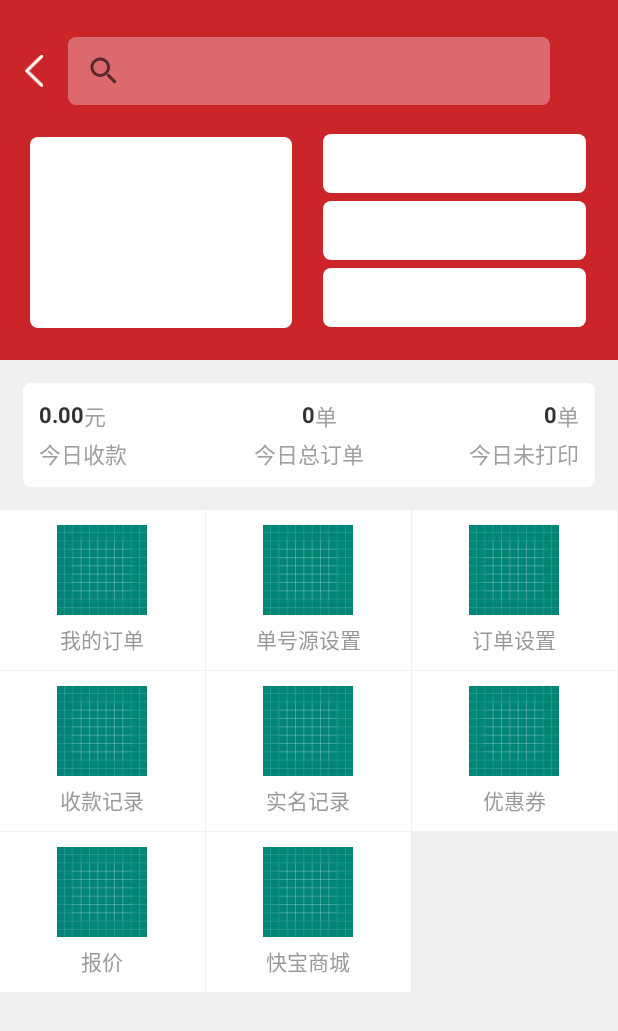
After one commit to liuyihui1234/FastEightPostStation, an Android app: the OrderActivity screen opened directly, with no data from a screen before it, on a phone screen of 412 x 824 dp. The commit adds this screen. Shown: the top 1031 px of the screen. Run offline under Robolectric (Android 15) with nearby library versions, the phone set to English and light mode, and no system bars; our stand-ins replace EventBus.

Commit message:
1订单页面 通知页面

```diff
--- /dev/null
+++ b/app/src/main/java/com/post/station/ui/homepage/OrderActivity.java
@@ -0,0 +1,55 @@
+package com.post.station.ui.homepage;
+
+import androidx.appcompat.app.AppCompatActivity;
+
+import android.os.Bundle;
+import android.widget.GridView;
+import android.widget.SimpleAdapter;
+
+import com.post.station.R;
+import com.post.station.base.BaseActivity;
+
+import java.util.ArrayList;
+import java.util.HashMap;
+import java.util.List;
+import java.util.Map;
+
+public class OrderActivity extends BaseActivity {
+
+    private GridView gview;
+    private List<Map<String, Object>> data_list;
+    private SimpleAdapter sim_adapter;
+    private int[] icon = {R.drawable.ic_launcher_background, R.drawable.ic_launcher_background,
+            R.drawable.ic_launcher_background, R.drawable.ic_launcher_background,R.drawable.ic_launcher_background,
+            R.drawable.ic_launcher_background, R.drawable.ic_launcher_background, R.drawable.ic_launcher_background};
+    private String[] iconName = {"我的订单", "单号源设置", "订单设置", "收款记录", "实名记录", "优惠券", "报价", "快宝商城"};
+    @Override
+    protected void onCreate(Bundle savedInstanceState) {
+        super.onCreate(savedInstanceState);
+        setContentView(R.layout.activity_order);
+        gview = (GridView)findViewById(R.id.gridview1);
+        //新建List
+        data_list = new ArrayList<Map<String, Object>>();
+
+        //获取数据
+        getData();
+        //新建适配器
+        String[] from = {"image", "text"};
+        int[] to = {R.id.image, R.id.text};
+        sim_adapter = new SimpleAdapter(this, data_list, R.layout.item_home_center, from, to);
+        //配置适配器
+        gview.setAdapter(sim_adapter);
+    }
+
+    public List<Map<String, Object>> getData(){
+        //cion和iconName的长度是相同的，这里任选其一都可以
+        for(int i=0;i<icon.length;i++){
+            Map<String, Object> map = new HashMap<String, Object>();
+            map.put("image", icon[i]);
+            map.put("text", iconName[i]);
+            data_list.add(map);
+        }
+
+        return data_list;
+    }
+}
--- /dev/null
+++ b/app/src/main/res/drawable/bg_white1.xml
@@ -0,0 +1,5 @@
+<?xml version="1.0" encoding="utf-8"?>
+<shape xmlns:android="http://schemas.android.com/apk/res/android">
+    <corners android:radius="5dp" />
+    <solid android:color="@color/white1" />
+</shape>
--- /dev/null
+++ b/app/src/main/res/layout/activity_order.xml
@@ -0,0 +1,189 @@
+<?xml version="1.0" encoding="utf-8"?>
+<LinearLayout xmlns:android="http://schemas.android.com/apk/res/android"
+    xmlns:app="http://schemas.android.com/apk/res-auto"
+    xmlns:tools="http://schemas.android.com/tools"
+    android:layout_width="match_parent"
+    android:layout_height="match_parent"
+    android:orientation="vertical"
+    android:background="@color/main_bg"
+    tools:context=".ui.homepage.OrderActivity">
+
+    <LinearLayout
+        android:layout_width="match_parent"
+        android:layout_height="240dp"
+        android:orientation="vertical"
+        android:gravity="center_horizontal"
+        android:background="@color/light_red">
+        <LinearLayout
+            android:layout_width="match_parent"
+            android:layout_height="45dp"
+            android:layout_marginTop="@dimen/dp_23"
+            android:orientation="horizontal">
+            <ImageView
+                android:layout_width="45dp"
+                android:layout_height="match_parent"
+                android:padding="12dp"
+                android:onClick="onBack"
+                android:src="@drawable/arrow_left_white"
+                tools:ignore="OnClick" />
+            <androidx.appcompat.widget.SearchView
+                android:layout_width="wrap_content"
+                android:layout_height="match_parent"
+                app:queryHint="请输入姓名或身份证号"
+                android:layout_weight="1"
+                android:background="@drawable/bg_white1" />
+            <ImageView
+                android:layout_width="45dp"
+                android:layout_height="match_parent" />
+        </LinearLayout>
+        <LinearLayout
+            android:layout_width="match_parent"
+            android:layout_height="match_parent"
+            android:orientation="horizontal"
+            android:gravity="center">
+            <LinearLayout
+                android:layout_width="0dp"
+                android:layout_height="match_parent"
+                android:layout_marginTop="@dimen/dp_20"
+                android:layout_marginBottom="@dimen/dp_20"
+                android:layout_weight="1"
+                android:orientation="vertical"
+                android:layout_marginLeft="20dp"
+                android:layout_marginRight="@dimen/dp_10"
+                android:background="@drawable/bg_white">
+
+            </LinearLayout>
+            <LinearLayout
+                android:layout_width="0dp"
+                android:layout_height="match_parent"
+                android:layout_marginTop="20dp"
+                android:layout_marginBottom="@dimen/dp_20"
+                android:layout_weight="1"
+                android:orientation="vertical"
+                android:layout_marginLeft="10dp"
+                android:layout_marginRight="@dimen/dp_20">
+
+                <LinearLayout
+                    android:layout_width="match_parent"
+                    android:layout_height="0dp"
+                    android:layout_weight="1"
+                    android:orientation="vertical"
+                    android:background="@drawable/bg_white">
+
+                </LinearLayout>
+                <LinearLayout
+                    android:layout_width="match_parent"
+                    android:layout_height="0dp"
+                    android:layout_weight="1"
+                    android:layout_marginTop="5dp"
+                    android:orientation="vertical"
+                    android:background="@drawable/bg_white">
+
+                </LinearLayout>
+                <LinearLayout
+                    android:layout_width="match_parent"
+                    android:layout_height="0dp"
+                    android:layout_weight="1"
+                    android:layout_marginTop="5dp"
+                    android:orientation="vertical"
+                    android:background="@drawable/bg_white">
+
+                </LinearLayout>
+            </LinearLayout>
+
+        </LinearLayout>
+    </LinearLayout>
+
+    <RelativeLayout
+        android:layout_width="match_parent"
+        android:layout_height="wrap_content"
+        android:layout_margin="15dp"
+        android:padding="@dimen/dp_10"
+        android:background="@drawable/bg_white">
+        <TextView
+            android:id="@+id/tv_money"
+            android:layout_width="wrap_content"
+            android:layout_height="wrap_content"
+            android:textColor="@color/text_black"
+            android:textSize="@dimen/dp_14"
+            android:textStyle="bold"
+            android:text="0.00"/>
+        <TextView
+            android:layout_width="wrap_content"
+            android:layout_height="wrap_content"
+            android:textColor="@color/text_gray"
+            android:layout_below="@id/tv_money"
+            android:layout_marginTop="@dimen/dp_5"
+            android:textSize="@dimen/dp_14"
+            android:text="今日收款"/>
+        <TextView
+            android:layout_width="wrap_content"
+            android:layout_height="wrap_content"
+            android:textColor="@color/text_gray"
+            android:layout_toRightOf="@id/tv_money"
+            android:textSize="@dimen/dp_14"
+            android:text="元"/>
+
+        <TextView
+            android:id="@+id/tv_num"
+            android:layout_width="wrap_content"
+            android:layout_height="wrap_content"
+            android:textColor="@color/text_black"
+            android:textSize="@dimen/dp_14"
+            android:textStyle="bold"
+            android:layout_centerHorizontal="true"
+            android:text="0"/>
+        <TextView
+            android:layout_width="wrap_content"
+            android:layout_height="wrap_content"
+            android:textColor="@color/text_gray"
+            android:layout_toRightOf="@id/tv_num"
+            android:textSize="@dimen/dp_14"
+            android:text="单"/>
+        <TextView
+            android:layout_width="wrap_content"
+            android:layout_height="wrap_content"
+            android:textColor="@color/text_gray"
+            android:layout_below="@id/tv_num"
+            android:layout_marginTop="@dimen/dp_5"
+            android:layout_centerHorizontal="true"
+            android:textSize="@dimen/dp_14"
+            android:text="今日总订单"/>
+
+        <TextView
+            android:id="@+id/tv_dan"
+            android:layout_width="wrap_content"
+            android:layout_height="wrap_content"
+            android:textColor="@color/text_gray"
+            android:layout_alignParentRight="true"
+            android:textSize="@dimen/dp_14"
+            android:text="单"/>
+        <TextView
+            android:id="@+id/tv_printing"
+            android:layout_width="wrap_content"
+            android:layout_height="wrap_content"
+            android:textColor="@color/text_black"
+            android:textSize="@dimen/dp_14"
+            android:textStyle="bold"
+            android:layout_toLeftOf="@id/tv_dan"
+            android:text="0"/>
+        <TextView
+            android:layout_width="wrap_content"
+            android:layout_height="wrap_content"
+            android:textColor="@color/text_gray"
+            android:layout_below="@id/tv_printing"
+            android:layout_marginTop="@dimen/dp_5"
+            android:layout_alignParentRight="true"
+            android:textSize="@dimen/dp_14"
+            android:text="今日未打印"/>
+    </RelativeLayout>
+
+    <GridView
+        android:id="@+id/gridview1"
+        android:layout_width="match_parent"
+        android:layout_height="wrap_content"
+        android:horizontalSpacing="@dimen/dp_1"
+        android:verticalSpacing="@dimen/dp_1"
+        android:gravity="center_horizontal"
+        android:numColumns="3"/>
+</LinearLayout>
--- a/app/src/main/res/layout/fragment_home.xml
+++ b/app/src/main/res/layout/fragment_home.xml
@@ -24,7 +24,7 @@
                     android:layout_width="wrap_content"
                     android:layout_height="match_parent"
                     android:layout_weight="1"
-                    android:background="@color/white" />
+                    android:background="@drawable/bg_white1" />
                 <ImageView
                     android:layout_width="45dp"
                     android:layout_height="match_parent" />
@@ -51,7 +51,6 @@
                 android:layout_weight="1"
                 android:orientation="vertical"
                 android:gravity="center">
-
 
                 <TextView
                     android:layout_width="wrap_content"
--- a/app/src/main/res/layout/item_home_center.xml
+++ b/app/src/main/res/layout/item_home_center.xml
@@ -1,8 +1,9 @@
 <?xml version="1.0" encoding="utf-8"?>
 <LinearLayout xmlns:android="http://schemas.android.com/apk/res/android"
     android:layout_width="match_parent"
-    android:layout_height="wrap_content"
+    android:layout_height="match_parent"
     android:gravity="center"
+    android:background="@color/white"
     android:orientation="vertical"
     android:padding="10dp">
 
--- a/app/src/main/res/values/colors.xml
+++ b/app/src/main/res/values/colors.xml
@@ -3,7 +3,9 @@
     <color name="colorPrimary">#008577</color>
     <color name="colorPrimaryDark">#00574B</color>
     <color name="colorAccent">#D81B60</color>
+    <color name="main_bg">#f0f0f0</color>
     <color name="white">#ffffff</color>
+    <color name="white1">#50ffffff</color>
     <color name="green_base">#B92024</color>
     <color name="black">#000000</color>
     <color name="black1">#333333</color>
@@ -30,4 +32,6 @@
     <color name="green">#23C528</color>
     <color name="my_dispath_text">#666666</color>
     <color name="blue_v5">#1769ff</color>
+    <color name="text_black">#333333</color>
+    <color name="text_gray">#9f9f9f</color>
 </resources>
```
Also changed, not shown: app/src/main/AndroidManifest.xml (+6 -4 lines), app/src/main/java/com/post/station/frgment/HomeFragment.java (+29 -6 lines), app/src/main/java/com/post/station/ui/homepage/InformActivity.java (added, +55 -0 lines), app/src/main/res/layout/activity_inform.xml (added, +187 -0 lines).
